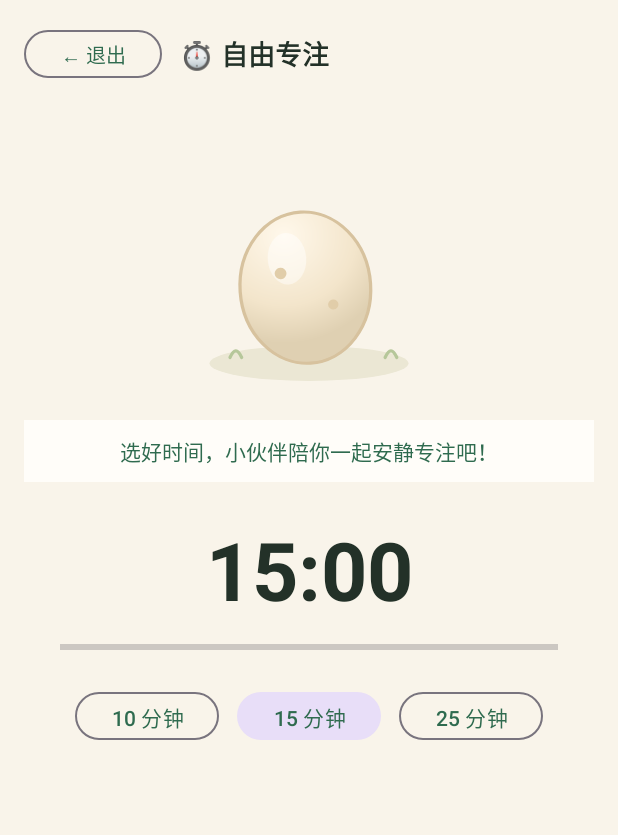
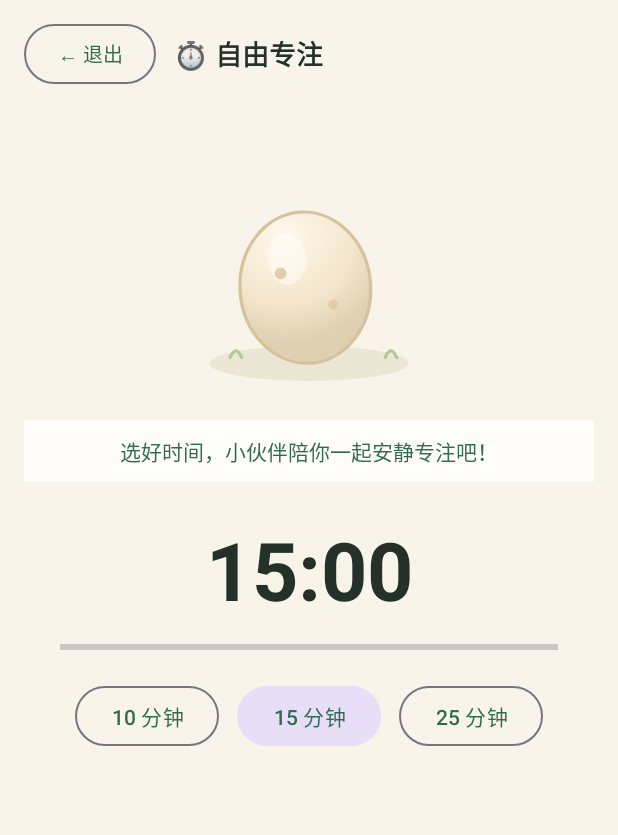
Before and after one commit to linfeng0219/growth-buddy, an Android app: the FocusActivity screen opened directly, with no data from a screen before it, on a phone screen of 412 x 824 dp. Shown: the top 835 px of the screen. Run offline under Robolectric (Android 15) with nearby library versions, the phone set to English and light mode, and no system bars; pictures from the network do not load.

Commit message:
修复安卓儿童端顶栏静音刷新及全端紧凑按钮上下裁剪问题

```diff
--- a/android/app/src/main/res/layout/activity_focus.xml
+++ b/android/app/src/main/res/layout/activity_focus.xml
@@ -18,6 +18,11 @@
             style="@style/Widget.Material3.Button.OutlinedButton"
             android:layout_width="wrap_content"
             android:layout_height="40dp"
+            android:insetTop="0dp"
+            android:insetBottom="0dp"
+            android:minHeight="0dp"
+            android:paddingHorizontal="12dp"
+            android:paddingVertical="0dp"
             android:text="← 退出"
             android:textColor="#2F6B4F"
             android:textSize="13sp" />
@@ -94,6 +99,10 @@
             android:layout_width="wrap_content"
             android:layout_height="40dp"
             android:layout_marginHorizontal="6dp"
+            android:insetTop="0dp"
+            android:insetBottom="0dp"
+            android:minHeight="0dp"
+            android:paddingVertical="0dp"
             android:text="10 分钟"
             android:textColor="#2F6B4F" />
 
@@ -103,6 +112,10 @@
             android:layout_width="wrap_content"
             android:layout_height="40dp"
             android:layout_marginHorizontal="6dp"
+            android:insetTop="0dp"
+            android:insetBottom="0dp"
+            android:minHeight="0dp"
+            android:paddingVertical="0dp"
             android:text="15 分钟"
             android:textColor="#2F6B4F" />
 
@@ -112,6 +125,10 @@
             android:layout_width="wrap_content"
             android:layout_height="40dp"
             android:layout_marginHorizontal="6dp"
+            android:insetTop="0dp"
+            android:insetBottom="0dp"
+            android:minHeight="0dp"
+            android:paddingVertical="0dp"
             android:text="25 分钟"
             android:textColor="#2F6B4F" />
     </LinearLayout>
```
Also changed, not shown: android/app/src/main/res/layout/activity_adventure.xml (+14 -0 lines), android/app/src/main/res/layout/activity_mailbox.xml (+8 -0 lines), android/app/src/main/res/layout/activity_main.xml (+39 -17 lines), android/app/src/main/res/layout/activity_parent_portal.xml (+8 -0 lines), android/app/src/main/res/layout/activity_rope_jump.xml (+8 -0 lines), 2 other files.
